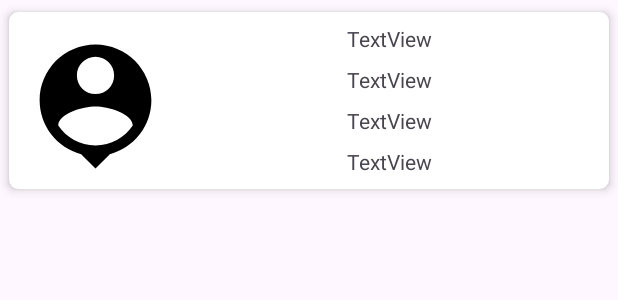
After one commit to sebastianvpz/MedicaAppMovilFinal, an Android app: the layout item_mascotas.xml on its own in the app's theme, with its tools: preview values and no code run, on a phone screen of 412 x 824 dp. The commit adds this screen. Shown: the top 300 px of the screen. Run offline under Robolectric (Android 15) with nearby library versions, the phone set to English and light mode, and no system bars.

Commit message:
Funcionalidad ver mascotas por usuario lista

```diff
--- a/app/src/main/java/com/example/appmedicanmovilver2/retrofit/MascotaService.java
+++ b/app/src/main/java/com/example/appmedicanmovilver2/retrofit/MascotaService.java
@@ -1,6 +1,9 @@
 package com.example.appmedicanmovilver2.retrofit;
 
 import com.example.appmedicanmovilver2.bd.entity.Usuario;
+import com.example.appmedicanmovilver2.retrofit.response.MascotaResponse;
+
+import java.util.List;
 
 import retrofit2.Call;
 import retrofit2.http.Body;
@@ -10,5 +13,5 @@ import retrofit2.http.Path;
 public interface MascotaService {
 
     @GET("mascotas/usuario/{id}")
-    Call<Void> obtenerMascotasByUsuario(@Path("id") Long id, @Body Usuario usuario);
+    Call<List<MascotaResponse>> obtenerMascotasByUsuario(@Path("id") Long id);
 }
--- /dev/null
+++ b/app/src/main/res/layout/item_mascotas.xml
@@ -0,0 +1,73 @@
+<?xml version="1.0" encoding="utf-8"?>
+<androidx.constraintlayout.widget.ConstraintLayout xmlns:android="http://schemas.android.com/apk/res/android"
+    xmlns:app="http://schemas.android.com/apk/res-auto"
+    xmlns:tools="http://schemas.android.com/tools"
+    android:layout_width="match_parent"
+    android:layout_height="wrap_content">
+
+    <androidx.cardview.widget.CardView
+        android:layout_width="0dp"
+        android:layout_height="wrap_content"
+        app:cardCornerRadius="6dp"
+        app:cardElevation="4dp"
+        app:cardUseCompatPadding="true"
+        app:layout_constraintEnd_toEndOf="parent"
+        app:layout_constraintStart_toStartOf="parent"
+        app:layout_constraintTop_toTopOf="parent">
+
+        <androidx.constraintlayout.widget.ConstraintLayout
+            android:layout_width="match_parent"
+            android:layout_height="wrap_content">
+
+            <ImageView
+                android:id="@+id/imageView4"
+                android:layout_width="99dp"
+                android:layout_height="110dp"
+                android:layout_marginStart="8dp"
+                android:layout_marginTop="8dp"
+                android:src="@drawable/baseline_person_pin_24"
+                app:layout_constraintStart_toStartOf="parent"
+                app:layout_constraintTop_toTopOf="parent" />
+
+            <TextView
+                android:id="@+id/tvNameMascota"
+                android:layout_width="wrap_content"
+                android:layout_height="wrap_content"
+                android:layout_marginTop="8dp"
+                android:text="TextView"
+                app:layout_constraintEnd_toEndOf="parent"
+                app:layout_constraintStart_toEndOf="@+id/imageView4"
+                app:layout_constraintTop_toTopOf="parent" />
+
+            <TextView
+                android:id="@+id/tvEspecie"
+                android:layout_width="wrap_content"
+                android:layout_height="wrap_content"
+                android:layout_marginTop="8dp"
+                android:text="TextView"
+                app:layout_constraintEnd_toEndOf="parent"
+                app:layout_constraintStart_toEndOf="@+id/imageView4"
+                app:layout_constraintTop_toBottomOf="@+id/tvNameMascota" />
+
+            <TextView
+                android:id="@+id/tvSexo"
+                android:layout_width="wrap_content"
+                android:layout_height="wrap_content"
+                android:layout_marginTop="8dp"
+                android:text="TextView"
+                app:layout_constraintEnd_toEndOf="parent"
+                app:layout_constraintStart_toEndOf="@+id/imageView4"
+                app:layout_constraintTop_toBottomOf="@+id/tvEspecie" />
+
+            <TextView
+                android:id="@+id/tvEdad"
+                android:layout_width="wrap_content"
+                android:layout_height="wrap_content"
+                android:layout_marginTop="8dp"
+                android:text="TextView"
+                app:layout_constraintEnd_toEndOf="parent"
+                app:layout_constraintStart_toEndOf="@+id/imageView4"
+                app:layout_constraintTop_toBottomOf="@+id/tvSexo" />
+        </androidx.constraintlayout.widget.ConstraintLayout>
+    </androidx.cardview.widget.CardView>
+</androidx.constraintlayout.widget.ConstraintLayout>
```
Also changed, not shown: app/src/main/java/com/example/appmedicanmovilver2/view/adapters/MascotaAdapter.java (added, +59 -0 lines), app/src/main/java/com/example/appmedicanmovilver2/view/fragments/AgregarMascotaFragment.java (added, +66 -0 lines), app/src/main/java/com/example/appmedicanmovilver2/view/fragments/MascotasFragment.java (+53 -43 lines), app/src/main/java/com/example/appmedicanmovilver2/viewmodel/MascotaViewModel.java (added, +48 -0 lines), app/src/main/res/layout/fragment_agregar_mascota.xml (added, +14 -0 lines), app/src/main/res/layout/fragment_mascotas.xml (+15 -3 lines).
